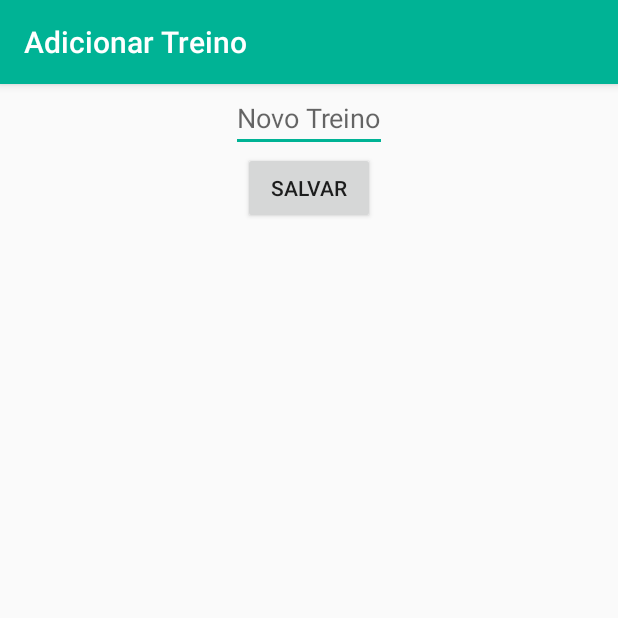
After one commit to ArturFranco/FILS, an Android app: the AddTreino screen opened directly, with no data from a screen before it, on a phone screen of 412 x 824 dp, the top half of it. The commit adds this screen. Run offline under Robolectric (Android 15) with nearby library versions, the phone set to English and light mode, and no system bars; our stand-ins replace Firebase (no records; nobody signed in at launch, a user with empty details on screens opened directly).

Commit message:
- Botao de adicionar treino - Icone de instalacao - Tela provisoria de adicao de treinos - mudancas visuais

```diff
--- a/app/src/main/AndroidManifest.xml
+++ b/app/src/main/AndroidManifest.xml
@@ -26,6 +26,8 @@
             android:label="Treinos"/>
         <activity android:name=".NovaRefeicao"
             android:label="Refeições"/>
+        <activity android:name=".AddTreino"
+            android:label="Adicionar Treino"/>
     </application>
 
 </manifest>
--- /dev/null
+++ b/app/src/main/java/com/example/gabriel/fils/AddTreino.java
@@ -0,0 +1,40 @@
+package com.example.gabriel.fils;
+
+import android.os.Bundle;
+import android.support.annotation.Nullable;
+import android.support.v7.app.AppCompatActivity;
+import android.view.View;
+import android.widget.Button;
+import android.widget.EditText;
+
+import com.google.firebase.database.DatabaseReference;
+import com.google.firebase.database.FirebaseDatabase;
+
+/**
+ * Created by Gabriel on 11/11/2016.
+ */
+
+public class AddTreino extends AppCompatActivity {
+    private DatabaseReference mFirebaseDatabaseReference;
+
+    @Override
+    protected void onCreate(Bundle savedInstanceState) {
+        super.onCreate(savedInstanceState);
+        setContentView(R.layout.add_treino_main);
+
+
+       // Button upload = (Button) findViewById(R.id.uploadNovoTreino);
+        mFirebaseDatabaseReference = FirebaseDatabase.getInstance().getReference();
+
+        EditText texto = (EditText) findViewById(R.id.addTreinoText);
+
+    }
+
+    protected void uploadTreino (View view){
+        mFirebaseDatabaseReference = FirebaseDatabase.getInstance().getReference();
+        EditText texto = (EditText) findViewById(R.id.addTreinoText);
+        mFirebaseDatabaseReference.child("Treinos").push().setValue(texto.getText().toString());
+    }
+
+
+}
--- a/app/src/main/java/com/example/gabriel/fils/MainActivity.java
+++ b/app/src/main/java/com/example/gabriel/fils/MainActivity.java
@@ -25,6 +25,8 @@ import com.google.firebase.auth.FirebaseAuth;
 import com.google.firebase.auth.FirebaseUser;
 import com.google.firebase.database.FirebaseDatabase;
 
+import java.util.concurrent.TimeUnit;
+
 public class MainActivity extends AppCompatActivity
         implements NavigationView.OnNavigationItemSelectedListener {
 
@@ -35,12 +37,14 @@ public class MainActivity extends AppCompatActivity
 
     @Override
     protected void onCreate(Bundle savedInstanceState) {
+
         super.onCreate(savedInstanceState);
 
         //Setando o arquivo xml que vai ser usado
         setContentView(R.layout.activity_main);
         Toolbar toolbar = (Toolbar) findViewById(R.id.toolbar);
         setSupportActionBar(toolbar);
+
 
         //Autenticacao firebase
         mAuth = FirebaseAuth.getInstance();
--- a/app/src/main/java/com/example/gabriel/fils/NovoTreino.java
+++ b/app/src/main/java/com/example/gabriel/fils/NovoTreino.java
@@ -1,5 +1,6 @@
 package com.example.gabriel.fils;
 
+import android.content.Intent;
 import android.os.Bundle;
 import android.os.PersistableBundle;
 import android.support.design.widget.AppBarLayout;
@@ -72,8 +73,8 @@ public class NovoTreino extends AppCompatActivity {
         fab.setOnClickListener(new View.OnClickListener() {
             @Override
             public void onClick(View view) {
-                Snackbar.make(view, "Replace with your own action", Snackbar.LENGTH_LONG)
-                        .setAction("Action", null).show();
+                Intent intent = new Intent(NovoTreino.this, AddTreino.class);
+                startActivity(intent);
             }
         });
     }
--- /dev/null
+++ b/app/src/main/res/layout/add_treino_main.xml
@@ -0,0 +1,25 @@
+<?xml version="1.0" encoding="utf-8"?>
+<LinearLayout xmlns:android="http://schemas.android.com/apk/res/android"
+    android:orientation="vertical"
+    android:layout_width="match_parent"
+    android:layout_height="match_parent">
+    <LinearLayout
+        android:layout_width="match_parent"
+        android:layout_height="match_parent"
+        android:orientation="vertical">
+        <EditText
+            android:layout_width="wrap_content"
+            android:layout_height="wrap_content"
+            android:hint="Novo Treino"
+            android:id="@+id/addTreinoText"
+            android:layout_gravity="center_horizontal|center_vertical"/>
+        <Button
+            android:layout_width="wrap_content"
+            android:layout_height="wrap_content"
+            android:id="@+id/uploadNovoTreino"
+            android:text="Salvar"
+            android:layout_gravity="center_horizontal"
+            android:onClick="uploadTreino"/>
+    </LinearLayout>
+
+</LinearLayout>
--- a/app/src/main/res/layout/novo_treino_main.xml
+++ b/app/src/main/res/layout/novo_treino_main.xml
@@ -9,7 +9,8 @@
         <ListView
             android:layout_width="match_parent"
             android:layout_height="match_parent"
-            android:id="@+id/listaAtividades"></ListView>
+            android:id="@+id/listaAtividades">
+        </ListView>
     </LinearLayout>
     <android.support.design.widget.FloatingActionButton
         android:id="@+id/addTreinoButton"
--- a/app/src/main/res/values/colors.xml
+++ b/app/src/main/res/values/colors.xml
@@ -3,4 +3,6 @@
     <color name="colorPrimary">#3F51B5</color>
     <color name="colorPrimaryDark">#303F9F</color>
     <color name="colorAccent">#FF4081</color>
+    <color name="verdePadrao">#00B395</color>
+    <color name="escuro">#2EB1BB</color>
 </resources>
--- a/app/src/main/res/values/styles.xml
+++ b/app/src/main/res/values/styles.xml
@@ -1,11 +1,10 @@
 <resources>
-
     <!-- Base application theme. -->
     <style name="AppTheme" parent="Theme.AppCompat.Light.DarkActionBar">
         <!-- Customize your theme here. -->
-        <item name="colorPrimary">@color/colorPrimary</item>
-        <item name="colorPrimaryDark">@color/colorPrimaryDark</item>
-        <item name="colorAccent">@color/colorAccent</item>
+        <item name="colorPrimary">@color/verdePadrao</item>
+        <item name="colorPrimaryDark">@color/verdePadrao</item>
+        <item name="colorAccent">@color/verdePadrao</item>
     </style>
 
     <style name="AppTheme.NoActionBar">
```
Also changed, not shown: app/src/main/logo-web.png (added), app/src/main/res/mipmap-hdpi/logo.png (added), app/src/main/res/mipmap-mdpi/logo.png (added), app/src/main/res/mipmap-xhdpi/logo.png (added), app/src/main/res/mipmap-xxhdpi/logo.png (added), app/src/main/res/mipmap-xxxhdpi/logo.png (added), 1 other file.
